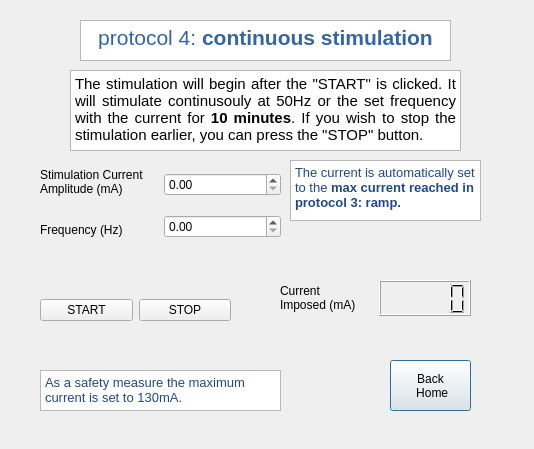
annasparapani/MScThesis_tSCS, file _Stimulation/stimulation_GUI/protocol4.ui: the form before one commit.
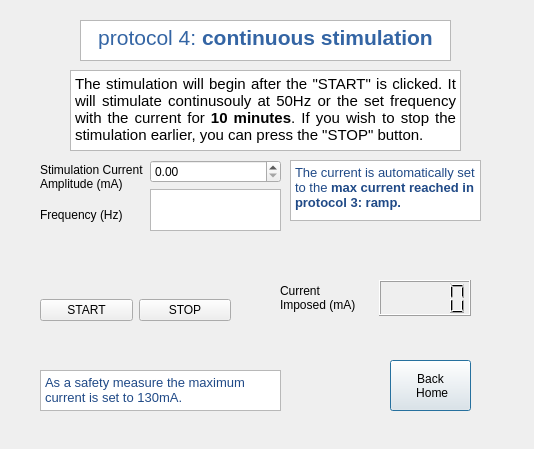
The form after the commit.

Commit message: fixed  frequency control in protocol 4

```diff
--- a/_Stimulation/stimulation_GUI/protocol4.ui
+++ b/_Stimulation/stimulation_GUI/protocol4.ui
@@ -127,7 +127,7 @@
      <x>40</x>
      <y>160</y>
      <width>241</width>
-     <height>91</height>
+     <height>71</height>
     </rect>
    </property>
    <layout class="QHBoxLayout" name="horizontalLayout_2">
@@ -156,7 +156,7 @@
        <widget class="QDoubleSpinBox" name="SpinBox_CurrentAmplitude"/>
       </item>
       <item>
-       <widget class="QDoubleSpinBox" name="SpinBox_Frequency"/>
+       <widget class="QPlainTextEdit" name="plainTextEdit_Frequency"/>
       </item>
      </layout>
     </item>
```
The commit also changes 3 other files.
